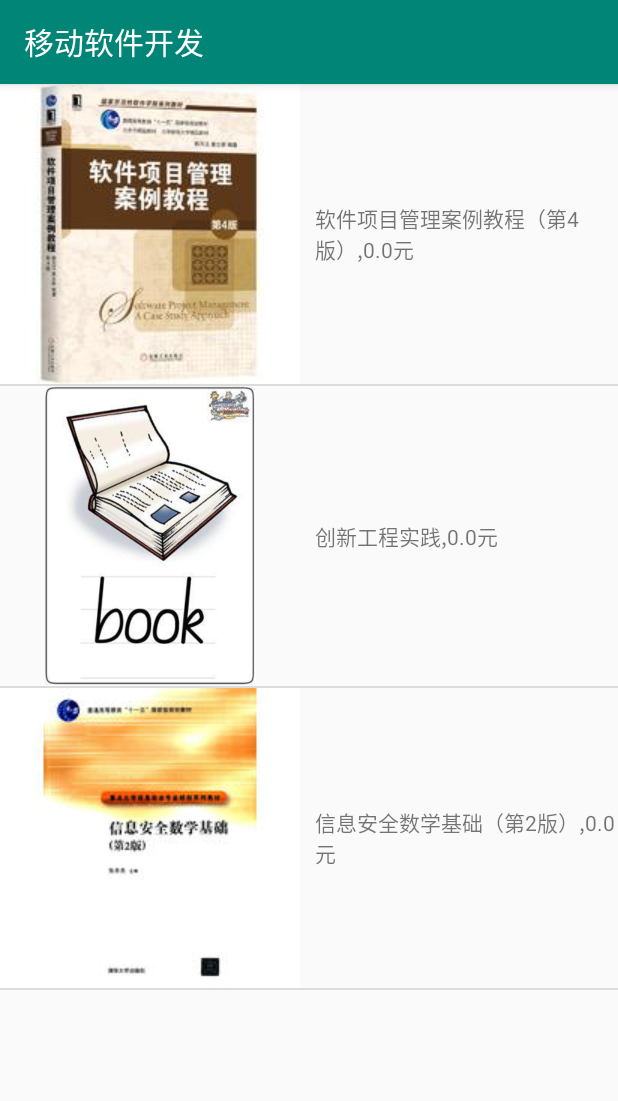
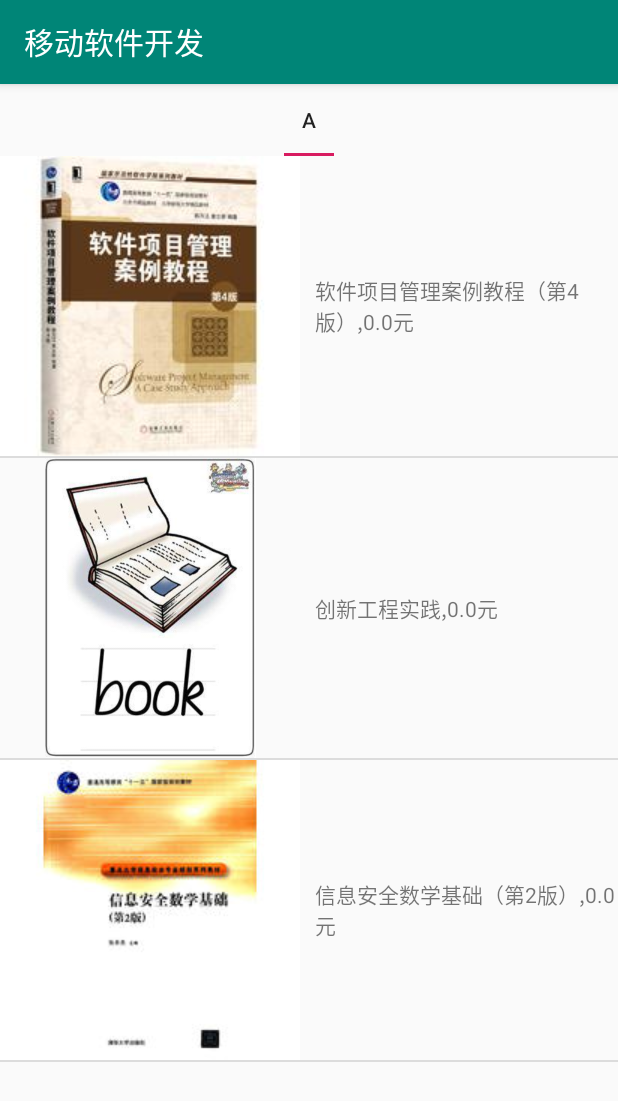
Before and after one commit to a70838697/MobileSoftwarDevelopment, an Android app: the ListViewMainActivity screen opened directly, with no data from a screen before it, on a phone screen of 412 x 824 dp. Shown: the top 1101 px of the screen. Run offline under Robolectric (Android 15) with nearby library versions, the phone set to English and light mode, and no system bars.

Commit message:
list view fragment is ready

```diff
--- a/app/build.gradle
+++ b/app/build.gradle
@@ -26,6 +26,7 @@ dependencies {
     implementation 'com.google.android.material:material:1.0.0'
     implementation 'androidx.annotation:annotation:1.0.2'
     implementation 'androidx.lifecycle:lifecycle-extensions:2.0.0'
+    implementation 'androidx.legacy:legacy-support-v4:1.0.0'
     testImplementation 'junit:junit:4.12'
     androidTestImplementation 'androidx.test.ext:junit:1.1.1'
     androidTestImplementation 'androidx.test:runner:1.2.0'
--- /dev/null
+++ b/app/src/main/java/com/example/casper/BookListFragment.java
@@ -0,0 +1,37 @@
+package com.example.casper;
+
+
+import android.os.Bundle;
+import android.view.LayoutInflater;
+import android.view.View;
+import android.view.ViewGroup;
+import android.widget.ListView;
+
+import androidx.fragment.app.Fragment;
+
+
+/**
+ * A simple {@link Fragment} subclass.
+ */
+public class BookListFragment extends Fragment {
+
+    ListViewMainActivity.BookAdapter bookAdapter;
+
+    public BookListFragment(ListViewMainActivity.BookAdapter bookAdapter) {
+        this.bookAdapter = bookAdapter;
+    }
+
+
+    @Override
+    public View onCreateView(LayoutInflater inflater, ViewGroup container,
+                             Bundle savedInstanceState) {
+        // Inflate the layout for this fragment
+        View view = inflater.inflate(R.layout.fragment_book_list, container, false);
+        ListView listViewBooks = view.findViewById(R.id.list_view_books);
+        listViewBooks.setAdapter(bookAdapter);
+
+        this.registerForContextMenu(listViewBooks);
+        return view;
+    }
+
+}
--- a/app/src/main/java/com/example/casper/ListViewMainActivity.java
+++ b/app/src/main/java/com/example/casper/ListViewMainActivity.java
@@ -21,9 +21,13 @@ import android.widget.Toast;
 import androidx.annotation.NonNull;
 import androidx.annotation.Nullable;
 import androidx.appcompat.app.AppCompatActivity;
+import androidx.fragment.app.Fragment;
+import androidx.viewpager.widget.ViewPager;
 
+import com.example.casper.data.BookFragmentAdapter;
 import com.example.casper.data.BookSaver;
 import com.example.casper.data.model.Book;
+import com.google.android.material.tabs.TabLayout;
 
 import java.util.ArrayList;
 import java.util.List;
@@ -57,12 +61,24 @@ public class ListViewMainActivity extends AppCompatActivity {
         listBooks = bookSaver.load();
         if (listBooks.size() == 0)
             init();
-        listViewBooks = this.findViewById(R.id.list_view_books);
+        bookAdapter = new BookAdapter(ListViewMainActivity.this, R.layout.list_view_item_book, getListBooks());
 
-        bookAdapter = new BookAdapter(ListViewMainActivity.this, R.layout.list_view_item_book, getListBooks());
-        listViewBooks.setAdapter(bookAdapter);
+        BookFragmentAdapter myPageAdapter = new BookFragmentAdapter(getSupportFragmentManager());
 
-        this.registerForContextMenu(listViewBooks);
+        ArrayList<Fragment> datas = new ArrayList<Fragment>();
+        BookListFragment bookListFragment = new BookListFragment(bookAdapter);
+        datas.add(new BookListFragment(bookAdapter));
+        myPageAdapter.setData(datas);
+
+        ArrayList<String> titles = new ArrayList<String>();
+        titles.add("A");
+        myPageAdapter.setTitles(titles);
+
+        TabLayout tabLayout = findViewById(R.id.tablayout);
+        ViewPager viewPager = findViewById(R.id.view_pager);
+        viewPager.setAdapter(myPageAdapter);
+        tabLayout.setupWithViewPager(viewPager);
+
     }
 
     @Override
--- /dev/null
+++ b/app/src/main/java/com/example/casper/data/BookFragmentAdapter.java
@@ -0,0 +1,39 @@
+package com.example.casper.data;
+
+import androidx.fragment.app.Fragment;
+import androidx.fragment.app.FragmentManager;
+import androidx.fragment.app.FragmentPagerAdapter;
+
+import java.util.ArrayList;
+
+public class BookFragmentAdapter extends FragmentPagerAdapter {
+    ArrayList<Fragment> datas;
+    ArrayList<String> titles;
+
+    public BookFragmentAdapter(FragmentManager fm) {
+        super(fm);
+    }
+
+    public void setData(ArrayList<Fragment> datas) {
+        this.datas = datas;
+    }
+
+    public void setTitles(ArrayList<String> titles) {
+        this.titles = titles;
+    }
+
+    @Override
+    public Fragment getItem(int position) {
+        return datas == null ? null : datas.get(position);
+    }
+
+    @Override
+    public int getCount() {
+        return datas == null ? 0 : datas.size();
+    }
+
+    @Override
+    public CharSequence getPageTitle(int position) {
+        return titles == null ? null : titles.get(position);
+    }
+}
--- a/app/src/main/res/layout/activity_list_view_main.xml
+++ b/app/src/main/res/layout/activity_list_view_main.xml
@@ -1,14 +1,18 @@
 <?xml version="1.0" encoding="utf-8"?>
-<androidx.constraintlayout.widget.ConstraintLayout xmlns:android="http://schemas.android.com/apk/res/android"
+<LinearLayout xmlns:android="http://schemas.android.com/apk/res/android"
     xmlns:tools="http://schemas.android.com/tools"
     android:layout_width="match_parent"
     android:layout_height="match_parent"
+    android:orientation="vertical"
     tools:context=".ListViewMainActivity">
 
-    <ListView
-        android:id="@+id/list_view_books"
+    <com.google.android.material.tabs.TabLayout
+        android:id="@+id/tablayout"
         android:layout_width="match_parent"
-        android:layout_height="match_parent"
-        tools:layout_editor_absoluteX="47dp"
-        tools:layout_editor_absoluteY="61dp" />
-</androidx.constraintlayout.widget.ConstraintLayout>
+        android:layout_height="wrap_content" />
+
+    <androidx.viewpager.widget.ViewPager
+        android:id="@+id/view_pager"
+        android:layout_width="match_parent"
+        android:layout_height="match_parent" />
+</LinearLayout>
--- /dev/null
+++ b/app/src/main/res/layout/fragment_book_list.xml
@@ -0,0 +1,14 @@
+<?xml version="1.0" encoding="utf-8"?>
+<FrameLayout xmlns:android="http://schemas.android.com/apk/res/android"
+    xmlns:tools="http://schemas.android.com/tools"
+    android:layout_width="match_parent"
+    android:layout_height="match_parent"
+    tools:context=".BookListFragment">
+
+    <ListView
+        android:id="@+id/list_view_books"
+        android:layout_width="match_parent"
+        android:layout_height="match_parent"
+        tools:layout_editor_absoluteX="47dp"
+        tools:layout_editor_absoluteY="61dp" />
+</FrameLayout>
```
